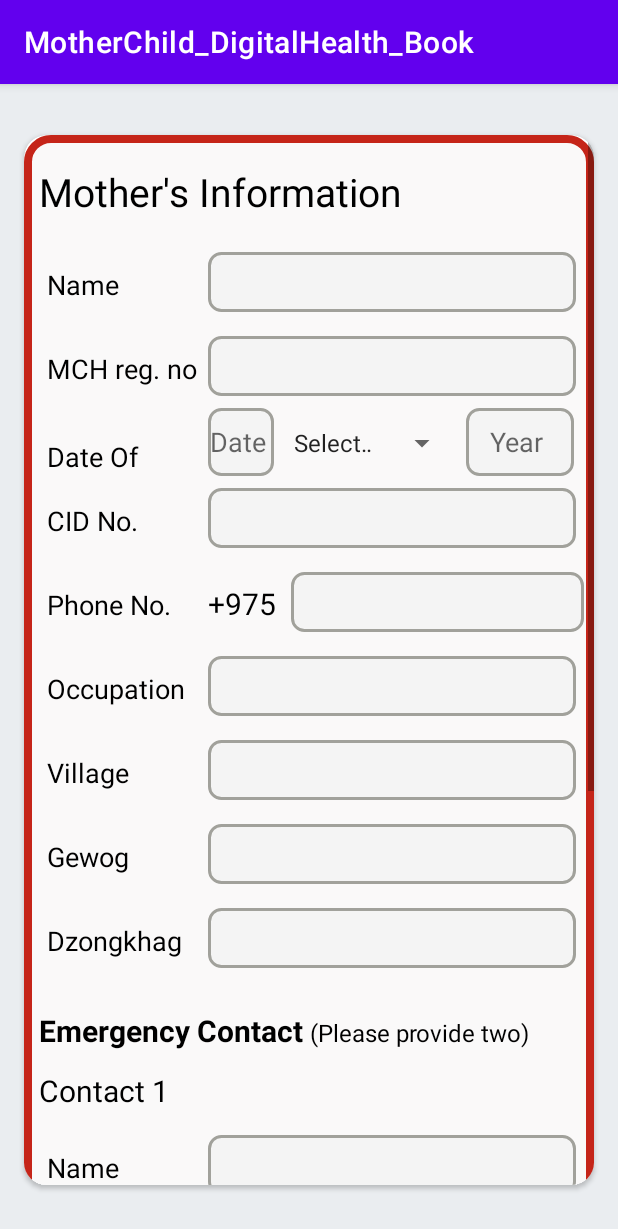
After one commit to penjorkinley/ToDoTask, an Android app: the MothersInformation screen opened directly, with no data from a screen before it, on a phone screen of 412 x 824 dp. The commit adds this screen. Shown: the top 1229 px of the screen. Run offline under Robolectric (Android 15) with nearby library versions, the phone set to English and light mode, and no system bars.

Commit message:
added mother's information activity

```diff
--- a/app/src/main/AndroidManifest.xml
+++ b/app/src/main/AndroidManifest.xml
@@ -15,6 +15,9 @@
         android:supportsRtl="true"
         android:theme="@style/Theme.MotherChild_DigitalHealth_Book"
         tools:targetApi="31">
+        <activity
+            android:name=".MothersInformation"
+            android:exported="false" />
         <activity
             android:name=".AdminActivity"
             android:exported="false" />
--- /dev/null
+++ b/app/src/main/java/com/example/motherchild_digitalhealth_book/MothersInformation.java
@@ -0,0 +1,14 @@
+package com.example.motherchild_digitalhealth_book;
+
+import androidx.appcompat.app.AppCompatActivity;
+
+import android.os.Bundle;
+
+public class MothersInformation extends AppCompatActivity {
+
+    @Override
+    protected void onCreate(Bundle savedInstanceState) {
+        super.onCreate(savedInstanceState);
+        setContentView(R.layout.activity_mothers_information);
+    }
+}
--- /dev/null
+++ b/app/src/main/res/drawable/button_style.xml
@@ -0,0 +1,5 @@
+<?xml version="1.0" encoding="utf-8"?>
+<shape xmlns:android="http://schemas.android.com/apk/res/android">
+    <corners android:radius="15dp"/>
+    <solid android:color="#C52519"/>
+</shape>
--- /dev/null
+++ b/app/src/main/res/drawable/main_layout.xml
@@ -0,0 +1,8 @@
+<?xml version="1.0" encoding="utf-8"?>
+<shape xmlns:android="http://schemas.android.com/apk/res/android">
+    <stroke
+        android:width="5dp"
+        android:color="#C52519" />
+    <corners android:radius="15dp"/>
+    <solid android:color="#FAF9F9"/>
+</shape>
--- /dev/null
+++ b/app/src/main/res/drawable/text_input_styles.xml
@@ -0,0 +1,9 @@
+<?xml version="1.0" encoding="utf-8"?>
+<shape xmlns:android="http://schemas.android.com/apk/res/android"
+    android:shape="rectangle">
+    <stroke
+        android:width="2dp"
+        android:color="#A1A19B" />
+    <corners android:radius="8dp"/>
+    <solid android:color="#F4F4F4"/>
+</shape>
--- /dev/null
+++ b/app/src/main/res/layout/activity_mothers_information.xml
@@ -0,0 +1,531 @@
+<?xml version="1.0" encoding="utf-8"?>
+<androidx.constraintlayout.widget.ConstraintLayout
+    xmlns:android="http://schemas.android.com/apk/res/android"
+    xmlns:app="http://schemas.android.com/apk/res-auto"
+    xmlns:tools="http://schemas.android.com/tools"
+    android:layout_width="match_parent"
+    android:layout_height="match_parent"
+    android:orientation="vertical"
+    android:background="#EAEDF0">
+
+    <androidx.cardview.widget.CardView
+        android:id="@+id/login_view"
+        android:layout_width="380dp"
+        android:layout_height="700dp"
+        app:layout_constraintBottom_toBottomOf="parent"
+        app:layout_constraintEnd_toEndOf="parent"
+        app:layout_constraintStart_toStartOf="parent"
+        app:layout_constraintTop_toTopOf="parent"
+        app:cardCornerRadius="15dp"
+        android:elevation="100dp">
+
+        <ScrollView
+            android:layout_width="match_parent"
+            android:layout_height="match_parent">
+
+            <LinearLayout
+                android:layout_width="match_parent"
+                android:layout_height="wrap_content"
+                android:orientation="vertical"
+                android:paddingStart="10dp"
+                android:background="@drawable/main_layout"
+                tools:ignore="RtlSymmetry">
+
+
+                <TextView
+                    android:layout_width="325dp"
+                    android:layout_height="50dp"
+                    android:layout_marginTop="20dp"
+                    android:text="Mother\'s Information"
+                    android:textColor="@color/black"
+                    android:textSize="26sp" />
+
+                <LinearLayout
+                    android:layout_width="match_parent"
+                    android:layout_height="match_parent"
+                    android:orientation="horizontal">
+
+                    <TextView
+                        android:layout_width="102dp"
+                        android:layout_height="40sp"
+                        android:layout_marginLeft="5dp"
+                        android:layout_marginTop="10dp"
+                        android:text="Name"
+                        android:textColor="@color/black"
+                        android:textSize="18sp" />
+
+                    <EditText
+                        android:id="@+id/name_input"
+                        android:layout_width="245dp"
+                        android:layout_height="40dp"
+                        android:layout_marginTop="8dp"
+                        android:layout_marginBottom="8dp"
+                        android:layout_marginLeft="5dp"
+                        android:ems="10"
+                        android:inputType="text"
+                        android:paddingStart="12dp"
+                        android:paddingEnd="12dp"
+                        android:background="@drawable/text_input_styles"
+                        />
+                </LinearLayout>
+
+
+                <LinearLayout
+                    android:layout_width="match_parent"
+                    android:layout_height="match_parent"
+                    android:orientation="horizontal">
+
+                    <TextView
+                        android:layout_width="102dp"
+                        android:layout_height="40sp"
+                        android:layout_marginLeft="5dp"
+                        android:layout_marginTop="10dp"
+                        android:text="MCH reg. no"
+                        android:textColor="@color/black"
+                        android:textSize="18sp" />
+
+                    <EditText
+                        android:id="@+id/regNo_input"
+                        android:layout_width="245dp"
+                        android:layout_height="40dp"
+                        android:layout_marginTop="8dp"
+                        android:layout_marginBottom="8dp"
+                        android:layout_marginLeft="5dp"
+                        android:ems="10"
+                        android:inputType="number"
+                        android:paddingStart="12dp"
+                        android:paddingEnd="12dp"
+                        android:background="@drawable/text_input_styles" />
+                </LinearLayout>
+
+                <LinearLayout
+                    android:layout_width="match_parent"
+                    android:layout_height="45dp"
+                    android:orientation="horizontal">
+
+                    <TextView
+                        android:layout_width="102dp"
+                        android:layout_height="40sp"
+                        android:layout_marginLeft="5dp"
+                        android:layout_marginTop="10dp"
+                        android:text="Date Of Birth"
+                        android:textColor="@color/black"
+                        android:textSize="18sp" />
+
+                    <EditText
+                        android:id="@+id/date_input"
+                        android:layout_width="44dp"
+                        android:layout_height="45dp"
+                        android:layout_marginLeft="5dp"
+                        android:background="@drawable/text_input_styles"
+                        android:ems="10"
+                        android:hint="Date "
+                        android:inputType="number"
+                        android:textAlignment="center" />
+
+                    <Spinner
+                        android:id="@+id/month_input"
+                        android:layout_width="117dp"
+                        android:layout_height="45dp"
+                        android:layout_marginLeft="5dp"
+                        android:entries="@array/month" />
+
+                    <EditText
+                        android:id="@+id/year_input"
+                        android:layout_width="72dp"
+                        android:layout_height="45dp"
+                        android:layout_marginLeft="5dp"
+                        android:background="@drawable/text_input_styles"
+                        android:ems="10"
+                        android:hint="Year "
+                        android:inputType="number"
+                        android:textAlignment="center" />
+                </LinearLayout>
+
+                <LinearLayout
+                    android:layout_width="match_parent"
+                    android:layout_height="match_parent"
+                    android:orientation="horizontal">
+
+                    <TextView
+                        android:layout_width="102dp"
+                        android:layout_height="40sp"
+                        android:layout_marginLeft="5dp"
+                        android:layout_marginTop="10dp"
+                        android:text="CID No."
+                        android:textColor="@color/black"
+                        android:textSize="18sp" />
+
+                    <EditText
+                        android:id="@+id/cid_input"
+                        android:layout_width="245dp"
+                        android:layout_height="40dp"
+                        android:layout_marginTop="8dp"
+                        android:layout_marginBottom="8dp"
+                        android:layout_marginLeft="5dp"
+                        android:ems="10"
+                        android:inputType="number"
+                        android:paddingStart="12dp"
+                        android:paddingEnd="12dp"
+                        android:background="@drawable/text_input_styles" />
+                </LinearLayout>
+
+
+                <LinearLayout
+                    android:layout_width="match_parent"
+                    android:layout_height="match_parent"
+                    android:orientation="horizontal">
+
+                    <TextView
+                        android:layout_width="102dp"
+                        android:layout_height="40sp"
+                        android:layout_marginLeft="5dp"
+                        android:layout_marginTop="10dp"
+                        android:text="Phone No."
+                        android:textColor="@color/black"
+                        android:textSize="18sp" />
+
+                    <TextView
+                        android:layout_width="wrap_content"
+                        android:layout_height="40sp"
+                        android:layout_marginLeft="5dp"
+                        android:layout_marginTop="10dp"
+                        android:text="+975"
+                        android:textColor="@color/black"
+                        android:textSize="20sp" />
+
+                    <EditText
+                        android:id="@+id/mobileNo_input"
+                        android:layout_width="195dp"
+                        android:layout_height="40dp"
+                        android:layout_marginTop="8dp"
+                        android:layout_marginBottom="8dp"
+                        android:layout_marginLeft="10dp"
+                        android:ems="10"
+                        android:inputType="number"
+                        android:paddingStart="12dp"
+                        android:paddingEnd="12dp"
+                        android:background="@drawable/text_input_styles"/>
+                </LinearLayout>
+
+                <LinearLayout
+                    android:layout_width="match_parent"
+                    android:layout_height="match_parent"
+                    android:orientation="horizontal">
+
+                    <TextView
+                        android:layout_width="102dp"
+                        android:layout_height="40sp"
+                        android:layout_marginLeft="5dp"
+                        android:layout_marginTop="10dp"
+                        android:text="Occupation"
+                        android:textColor="@color/black"
+                        android:textSize="18sp" />
+
+                    <EditText
+                        android:id="@+id/occupation"
+                        android:layout_width="245dp"
+                        android:layout_height="40dp"
+                        android:layout_marginTop="8dp"
+                        android:layout_marginBottom="8dp"
+                        android:layout_marginLeft="5dp"
+                        android:ems="10"
+                        android:inputType="number"
+                        android:paddingStart="12dp"
+                        android:paddingEnd="12dp"
+                        android:background="@drawable/text_input_styles" />
+                </LinearLayout>
+
+                <LinearLayout
+                    android:layout_width="match_parent"
+                    android:layout_height="match_parent"
+                    android:orientation="horizontal">
+
+                    <TextView
+                        android:layout_width="102dp"
+                        android:layout_height="40sp"
+                        android:layout_marginLeft="5dp"
+                        android:layout_marginTop="10dp"
+                        android:text="Village"
+                        android:textColor="@color/black"
+                        android:textSize="18sp" />
+
+                    <EditText
+                        android:id="@+id/village"
+                        android:layout_width="245dp"
+                        android:layout_height="40dp"
+                        android:layout_marginTop="8dp"
+                        android:layout_marginBottom="8dp"
+                        android:layout_marginLeft="5dp"
+                        android:ems="10"
+                        android:inputType="number"
+                        android:paddingStart="12dp"
+                        android:paddingEnd="12dp"
+                        android:background="@drawable/text_input_styles" />
+                </LinearLayout>
+
+                <LinearLayout
+                    android:layout_width="match_parent"
+                    android:layout_height="match_parent"
+                    android:orientation="horizontal">
+
+                    <TextView
+                        android:layout_width="102dp"
+                        android:layout_height="40sp"
+                        android:layout_marginLeft="5dp"
+                        android:layout_marginTop="10dp"
+                        android:text="Gewog"
+                        android:textColor="@color/black"
+                        android:textSize="18sp" />
+
+                    <EditText
+                        android:id="@+id/gewog"
+                        android:layout_width="245dp"
+                        android:layout_height="40dp"
+                        android:layout_marginTop="8dp"
+                        android:layout_marginBottom="8dp"
+                        android:layout_marginLeft="5dp"
+                        android:ems="10"
+                        android:inputType="number"
+                        android:paddingStart="12dp"
+                        android:paddingEnd="12dp"
+                        android:background="@drawable/text_input_styles" />
+                </LinearLayout>
+
+                <LinearLayout
+                    android:layout_width="match_parent"
+                    android:layout_height="match_parent"
+                    android:orientation="horizontal">
+
+                    <TextView
+                        android:layout_width="102dp"
+                        android:layout_height="40sp"
+                        android:layout_marginLeft="5dp"
+                        android:layout_marginTop="10dp"
+                        android:text="Dzongkhag"
+                        android:textColor="@color/black"
+                        android:textSize="18sp" />
+
+                    <EditText
+                        android:id="@+id/dzongkhag"
+                        android:layout_width="245dp"
+                        android:layout_height="40dp"
+                        android:layout_marginTop="8dp"
+                        android:layout_marginBottom="8dp"
+                        android:layout_marginLeft="5dp"
+                        android:ems="10"
+                        android:inputType="number"
+                        android:paddingStart="12dp"
+                        android:paddingEnd="12dp"
+                        android:background="@drawable/text_input_styles" />
+                </LinearLayout>
+
+                <TextView
+                    android:layout_width="354dp"
+                    android:layout_height="40dp"
+                    android:layout_marginTop="20dp"
+                    android:text="@string/emergency_contact_please_provide_two"
+                    android:textColor="@color/black"
+                    android:textSize="20sp" />
+                <TextView
+                    android:layout_width="325dp"
+                    android:layout_height="35dp"
+                    android:text="Contact 1"
+                    android:textColor="@color/black"
+                    android:textSize="20sp"
+                    />
+
+                <LinearLayout
+                    android:layout_width="match_parent"
+                    android:layout_height="match_parent"
+                    android:orientation="horizontal">
+
+                    <TextView
+                        android:layout_width="102dp"
+                        android:layout_height="40sp"
+                        android:layout_marginLeft="5dp"
+                        android:layout_marginTop="10dp"
+                        android:text="Name"
+                        android:textColor="@color/black"
+                        android:textSize="18sp" />
+
+                    <EditText
+                        android:id="@+id/name_cont1"
+                        android:layout_width="245dp"
+                        android:layout_height="40dp"
+                        android:layout_marginTop="8dp"
+                        android:layout_marginBottom="8dp"
+                        android:layout_marginLeft="5dp"
+                        android:ems="10"
+                        android:inputType="number"
+                        android:paddingStart="12dp"
+                        android:paddingEnd="12dp"
+                        android:background="@drawable/text_input_styles" />
+                </LinearLayout>
+
+                <LinearLayout
+                    android:layout_width="match_parent"
+                    android:layout_height="match_parent"
+                    android:orientation="horizontal">
+
+                    <TextView
+                        android:layout_width="102dp"
+                        android:layout_height="40sp"
+                        android:layout_marginLeft="5dp"
+                        android:layout_marginTop="10dp"
+                        android:text="Phone No;"
+                        android:textColor="@color/black"
+                        android:textSize="18sp" />
+
+                    <EditText
+                        android:id="@+id/mobileNo_cont1"
+                        android:layout_width="245dp"
+                        android:layout_height="40dp"
+                        android:layout_marginTop="8dp"
+                        android:layout_marginBottom="8dp"
+                        android:layout_marginLeft="5dp"
+                        android:ems="10"
+                        android:inputType="number"
+                        android:paddingStart="12dp"
+                        android:paddingEnd="12dp"
+                        android:background="@drawable/text_input_styles" />
+                </LinearLayout>
+
+                <LinearLayout
+                    android:layout_width="match_parent"
+                    android:layout_height="match_parent"
+                    android:orientation="horizontal">
+
+                    <TextView
+                        android:layout_width="102dp"
+                        android:layout_height="40sp"
+                        android:layout_marginLeft="5dp"
+                        android:layout_marginTop="10dp"
+                        android:text="Relation"
+                        android:textColor="@color/black"
+                        android:textSize="18sp" />
+
+                    <EditText
+                        android:id="@+id/relation_cont1"
+                        android:layout_width="245dp"
+                        android:layout_height="40dp"
+                        android:layout_marginTop="8dp"
+                        android:layout_marginBottom="8dp"
+                        android:layout_marginLeft="5dp"
+                        android:ems="10"
+                        android:inputType="number"
+                        android:paddingStart="12dp"
+                        android:paddingEnd="12dp"
+                        android:background="@drawable/text_input_styles" />
+                </LinearLayout>
+
+                <TextView
+                    android:layout_width="325dp"
+                    android:layout_height="35dp"
+                    android:text="Contact 2"
+                    android:textColor="@color/black"
+                    android:textSize="20sp" />
+
+                <LinearLayout
+                    android:layout_width="match_parent"
+                    android:layout_height="match_parent"
+                    android:orientation="horizontal">
+
+                    <TextView
+                        android:layout_width="102dp"
+                        android:layout_height="40sp"
+                        android:layout_marginLeft="5dp"
+                        android:layout_marginTop="10dp"
+                        android:text="Name"
+                        android:textColor="@color/black"
+                        android:textSize="18sp" />
+
+                    <EditText
+                        android:id="@+id/name_cont2"
+                        android:layout_width="245dp"
+                        android:layout_height="40dp"
+                        android:layout_marginTop="8dp"
+                        android:layout_marginBottom="8dp"
+                        android:layout_marginLeft="5dp"
+                        android:ems="10"
+                        android:inputType="number"
+                        android:paddingStart="12dp"
+                        android:paddingEnd="12dp"
+                        android:background="@drawable/text_input_styles" />
+                </LinearLayout>
+
+                <LinearLayout
+                    android:layout_width="match_parent"
+                    android:layout_height="match_parent"
+                    android:orientation="horizontal">
+
+                    <TextView
+                        android:layout_width="102dp"
+                        android:layout_height="40sp"
+                        android:layout_marginLeft="5dp"
+                        android:layout_marginTop="10dp"
+                        android:text="Phone No;"
+                        android:textColor="@color/black"
+                        android:textSize="18sp" />
+
+                    <EditText
+                        android:id="@+id/mobileNo_cont2"
+                        android:layout_width="245dp"
+                        android:layout_height="40dp"
+                        android:layout_marginTop="8dp"
+                        android:layout_marginBottom="8dp"
+                        android:layout_marginLeft="5dp"
+                        android:ems="10"
+                        android:inputType="number"
+                        android:paddingStart="12dp"
+                        android:paddingEnd="12dp"
+                        android:background="@drawable/text_input_styles" />
+                </LinearLayout>
+
+                <LinearLayout
+                    android:layout_width="match_parent"
+                    android:layout_height="match_parent"
+                    android:orientation="horizontal">
+
+                    <TextView
+                        android:layout_width="102dp"
+                        android:layout_height="40sp"
+                        android:layout_marginLeft="5dp"
+                        android:layout_marginTop="10dp"
+                        android:text="Relation"
+                        android:textColor="@color/black"
+                        android:textSize="18sp" />
+
+                    <EditText
+                        android:id="@+id/relation_cont2"
+                        android:layout_width="245dp"
+                        android:layout_height="40dp"
+                        android:layout_marginTop="8dp"
+                        android:layout_marginBottom="8dp"
+                        android:layout_marginLeft="5dp"
+                        android:ems="10"
+                        android:inputType="number"
+                        android:paddingStart="12dp"
+                        android:paddingEnd="12dp"
+                        android:background="@drawable/text_input_styles" />
+                </LinearLayout>
+
+                <androidx.appcompat.widget.AppCompatButton
+                    android:id="@+id/sigup_btn"
+                    android:layout_width="150dp"
+                    android:layout_height="50dp"
+                    android:layout_gravity="center_horizontal"
+                    android:layout_marginTop="20dp"
+                    android:layout_marginBottom="20dp"
+                    android:onClick="Save"
+                    android:text="Save"
+                    android:background="@drawable/button_style"
+                    android:textColor="@color/white"
+                    android:textSize="18dp" />
+
+            </LinearLayout>
+        </ScrollView>
+
+    </androidx.cardview.widget.CardView>
+
+</androidx.constraintlayout.widget.ConstraintLayout>
--- a/app/src/main/res/values/strings.xml
+++ b/app/src/main/res/values/strings.xml
@@ -5,6 +5,8 @@
     <string name="enter_your_password">Enter Your Password</string>
     <string name="login">Login</string>
     <string name="forgot_password">Forgot Password?</string>
+    <string name="emergency_contact_please_provide_two"><b>Emergency Contact</b> <small>(Please provide two)</small></string>
+
 
     <string-array name="month">
         <item>Select Month</item>
```
